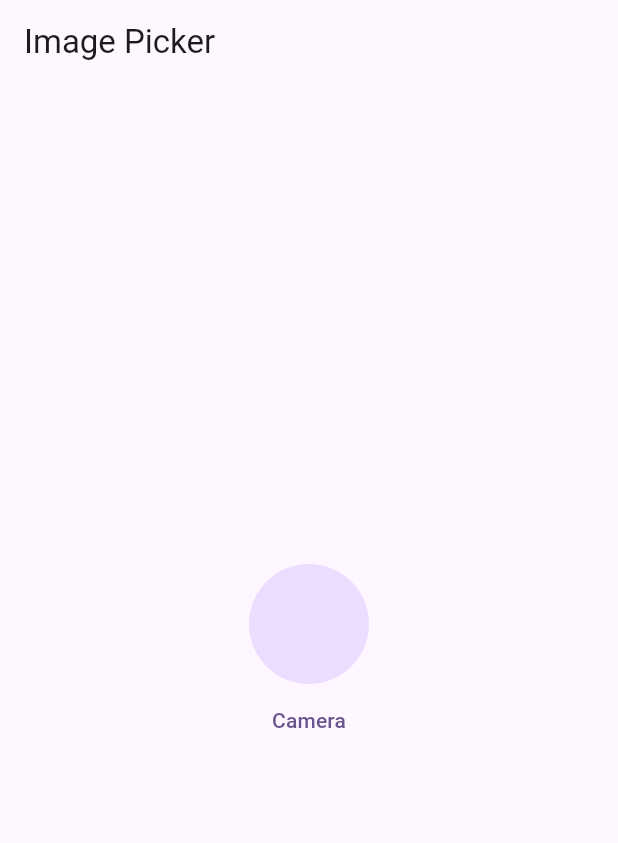
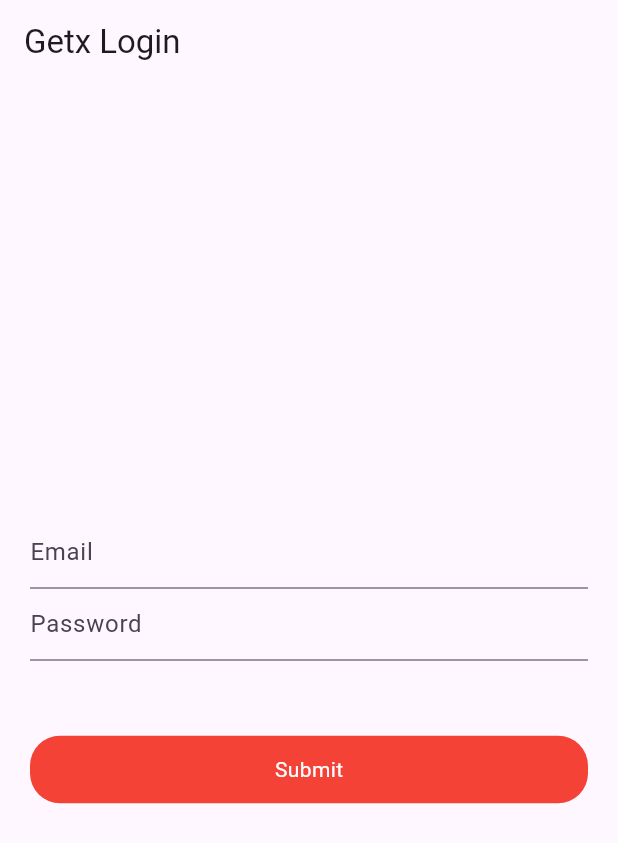
Before and after one commit to AliBukhariDev/Getx_State_Managment_Flutter, a Flutter app: the screen it shows after launch, on a phone screen of 412 x 824 dp. Shown: the top 843 px of the screen. Run offline on Flutter 3.47's test engine with Material 3 defaults, Android fonts, the phone set to English and light mode, and no system bars; our stand-ins replace get, image_picker.

Commit message:
Getx login with post api

```diff
--- /dev/null
+++ b/lib/getx_state_management/getx_authentication/login_controller.dart
@@ -0,0 +1,33 @@
+import 'dart:convert';
+
+import 'package:flutter/cupertino.dart';
+import 'package:get/get.dart';
+import 'package:http/http.dart';
+
+class LoginController extends GetxController {
+  final emailController = TextEditingController().obs;
+  final passwordController = TextEditingController().obs;
+  RxBool loading = true.obs;
+
+  void loginApi() async {
+    loading.value = false;
+    try {
+      final response = await post(Uri.parse('https://reqres.in/api/login'),
+          body: {
+            'email': emailController.value.text,
+            'password': passwordController.value.text
+          });
+      var data = jsonDecode(response.body);
+      if (response.statusCode == 200) {
+        Get.snackbar('Login Successful', 'Congratulations');
+        loading.value = true;
+      } else {
+        Get.snackbar('Login Failed', data['error']);
+        loading.value = true;
+      }
+    } catch (e) {
+      Get.snackbar('Exception', e.toString());
+      loading.value = true;
+    }
+  }
+}
--- /dev/null
+++ b/lib/getx_state_management/getx_authentication/login_getx.dart
@@ -0,0 +1,62 @@
+import 'package:flutter/material.dart';
+import 'package:get/get.dart';
+import 'package:getx_tutorials_material/getx_state_management/getx_authentication/login_controller.dart';
+
+class LoginScreen extends StatefulWidget {
+  const LoginScreen({super.key});
+
+  @override
+  State<LoginScreen> createState() => _LoginScreenState();
+}
+
+class _LoginScreenState extends State<LoginScreen> {
+  LoginController controller = Get.put(LoginController());
+
+  @override
+  Widget build(BuildContext context) {
+    return Scaffold(
+      appBar: AppBar(
+        title: const Text('Getx Login'),
+      ),
+      body: Padding(
+        padding: const EdgeInsets.symmetric(horizontal: 20),
+        child: Column(
+          mainAxisAlignment: MainAxisAlignment.center,
+          crossAxisAlignment: CrossAxisAlignment.center,
+          children: [
+            TextFormField(
+              controller: controller.emailController.value,
+              decoration: const InputDecoration(hintText: 'Email'),
+            ),
+            TextFormField(
+              controller: controller.passwordController.value,
+              decoration: const InputDecoration(hintText: 'Password'),
+            ),
+            const SizedBox(
+              height: 50,
+            ),
+            Obx(() => InkWell(
+                  onTap: () {
+                    controller.loginApi();
+                  },
+                  child: controller.loading.value == false
+                      ? const CircularProgressIndicator()
+                      : Container(
+                          height: 45,
+                          decoration: BoxDecoration(
+                              borderRadius: BorderRadius.circular(20),
+                              color: Colors.red),
+                          child: const Center(
+                            child: Text(
+                              'Submit',
+                              style: TextStyle(color: Colors.white),
+                            ),
+                          ),
+                        ),
+                ))
+          ],
+        ),
+      ),
+    );
+  }
+}
--- a/lib/main.dart
+++ b/lib/main.dart
@@ -1,5 +1,6 @@
 import 'package:flutter/material.dart';
 import 'package:get/get.dart';
+import 'package:getx_tutorials_material/getx_state_management/getx_authentication/login_getx.dart';
 import 'package:getx_tutorials_material/getx_state_management/getx_counter_example/counter_class.dart';
 import 'package:getx_tutorials_material/getx_state_management/getx_counter_example/counter_controller.dart';
 import 'package:getx_tutorials_material/getx_state_management/getx_favourite_item_example/favourite_screen.dart';
@@ -40,7 +41,8 @@ class MyApp extends StatelessWidget {
         // GetPage(name: '/', page: () => const CounterClass()),
         // GetPage(name: '/', page: () => const GetxOpacityClass()),
         // GetPage(name: '/', page: () => const FavouriteScreen()),
-        GetPage(name: '/', page: () => const GetxImagePicker()),
+        // GetPage(name: '/', page: () => const GetxImagePicker()),
+        GetPage(name: '/', page: () => const LoginScreen()),
         GetPage(name: '/getx_navigation', page: () => const GetxNavigation()),
         GetPage(name: '/getx_height', page: () => const GetxHeightAndWidth()),
         GetPage(name: '/getx_languages', page: () => const AppLanguages())
--- a/pubspec.yaml
+++ b/pubspec.yaml
@@ -28,6 +28,7 @@ environment:
 # the latest version available on pub.dev. To see which dependencies have newer
 # versions available, run `flutter pub outdated`.
 dependencies:
+  http: ^1.2.2
   flutter:
     sdk: flutter
 
```
Also changed, not shown: pubspec.lock.
